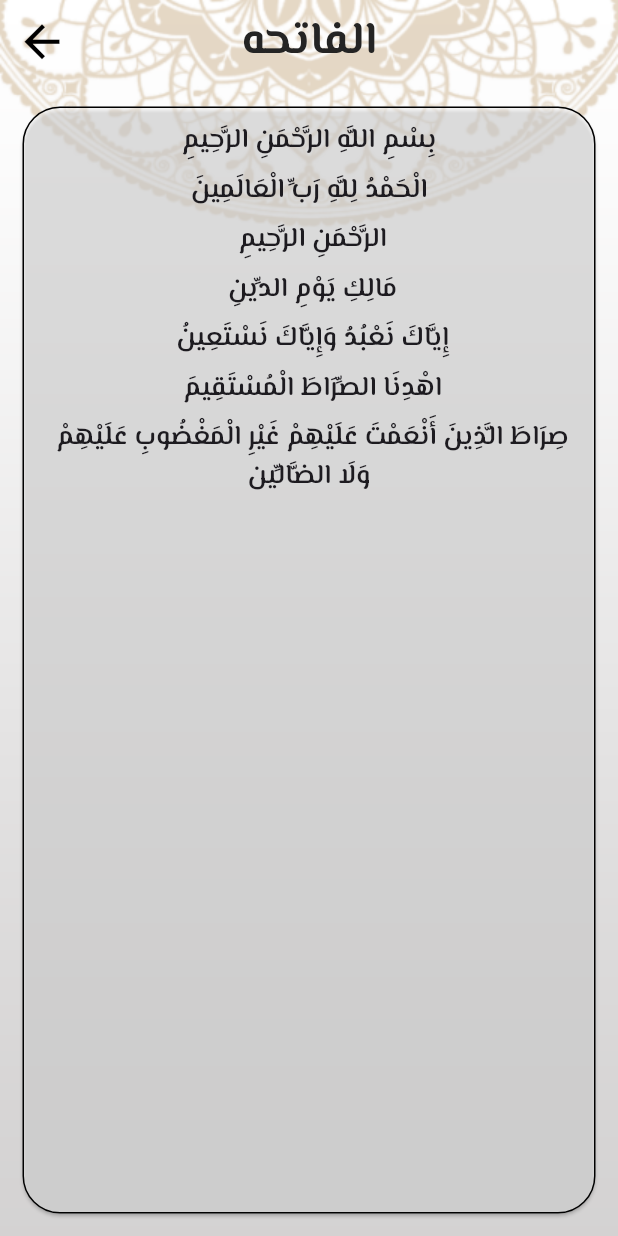
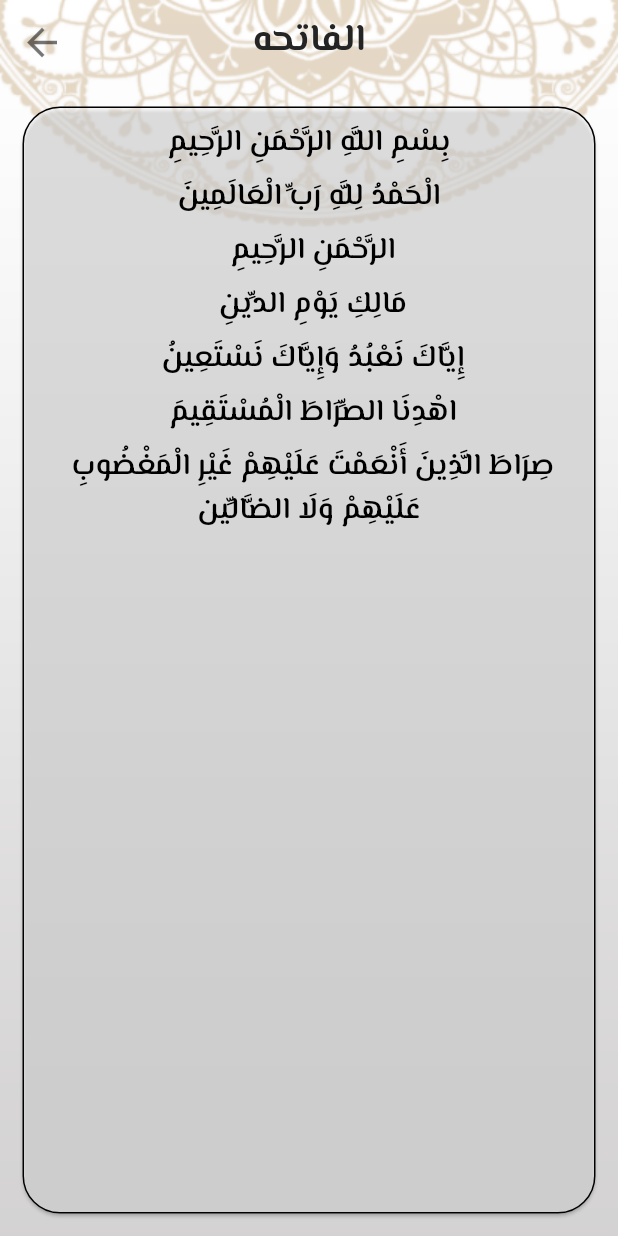
Before and after one commit to mo-kishk-123/Islami-App, a Flutter app: the screen it shows after launch, after a tap on "الفاتحه", on a phone screen of 412 x 824 dp. Run offline on Flutter 3.47's test engine with Material 3 defaults, Android fonts, the phone set to English and light mode, and no system bars; our stand-ins replace google_fonts.

Commit message:
finished from sebha & soura & Theme & half of ahadeth

```diff
--- a/lib/Home/home.dart
+++ b/lib/Home/home.dart
@@ -27,32 +27,12 @@ class _HomeState extends State<Home> {
               image: AssetImage("assets/images/default_bg.png"),
               fit: BoxFit.fill)),
       child: Scaffold(
-          backgroundColor: Colors.transparent,
           appBar: AppBar(
-            backgroundColor: Colors.transparent,
-            shadowColor: Colors.transparent,
-            title: Text("إسلامي",
-                style: GoogleFonts.elMessiri(
-                  color: Color(0xFF242424),
-                  fontSize: 30,
-                  fontWeight: FontWeight.w700,
-                )),
-            centerTitle: true,
+            title: Text(
+              "إسلامي",
+            ),
           ),
           bottomNavigationBar: BottomNavigationBar(
-              type: BottomNavigationBarType.fixed,
-              backgroundColor: Color(0xFFB7935F),
-              showSelectedLabels: true,
-              showUnselectedLabels: false,
-              selectedFontSize: 15,
-              selectedItemColor: Colors.black,
-              unselectedItemColor: Colors.white,
-              unselectedIconTheme: IconThemeData(
-                size: 30,
-              ),
-              selectedIconTheme: IconThemeData(
-                size: 25,
-              ),
               currentIndex: index,
               onTap: (value) {
                 index = value;
--- a/lib/Home/tabs/ahadeth_tab.dart
+++ b/lib/Home/tabs/ahadeth_tab.dart
@@ -1,4 +1,5 @@
 import 'package:flutter/material.dart';
+import 'package:google_fonts/google_fonts.dart';
 
 class Ahadeth extends StatelessWidget {
   static const String routeName = "Ahadeth";
@@ -7,8 +8,27 @@ class Ahadeth extends StatelessWidget {
 
   @override
   Widget build(BuildContext context) {
-    return Scaffold(
-      backgroundColor: Colors.blueAccent,
+    return Column(
+      crossAxisAlignment: CrossAxisAlignment.stretch,
+      children: [
+        Container(
+            height: 175, child: Image.asset("assets/images/hadeth_logo.png")),
+        Divider(
+          thickness: 3,
+          color: Color(0xFFB7935F),
+        ),
+        Text("الأحاديث",
+            style: GoogleFonts.elMessiri(
+              color: Color(0xFF242424),
+              fontSize: 25,
+              fontWeight: FontWeight.w600,
+            ),
+            textAlign: TextAlign.center),
+        Divider(
+          thickness: 3,
+          color: Color(0xFFB7935F),
+        ),
+      ],
     );
   }
 }
--- a/lib/Home/tabs/quran_tab.dart
+++ b/lib/Home/tabs/quran_tab.dart
@@ -130,6 +130,7 @@ class QuranTab extends StatelessWidget {
     return Column(
       children: [
         Container(
+          height: 175,
             alignment: Alignment.center,
             child: Image.asset("assets/images/qur2an_screen_logo.png")),
         Divider(
@@ -137,11 +138,8 @@ class QuranTab extends StatelessWidget {
           color: Color(0xFFB7935F),
         ),
         Text("إسم السورة",
-            style: GoogleFonts.elMessiri(
-              color: Color(0xFF242424),
-              fontSize: 25,
-              fontWeight: FontWeight.w600,
-            )),
+            style: Theme.of(context).textTheme.bodyLarge
+        ),
         Divider(
           thickness: 3,
           color: Color(0xFFB7935F),
@@ -164,11 +162,7 @@ class QuranTab extends StatelessWidget {
                 child: Text(
                   suraNames[index],
                   textAlign: TextAlign.center,
-                  style: GoogleFonts.elMessiri(
-                    color: Color(0xFF242424),
-                    fontWeight: FontWeight.w400,
-                    fontSize: 25,
-                  ),
+                    style: Theme.of(context).textTheme.bodyMedium
                 ),
               );
             },
--- a/lib/main.dart
+++ b/lib/main.dart
@@ -1,10 +1,12 @@
 import 'package:flutter/material.dart';
+import 'package:google_fonts/google_fonts.dart';
 import 'package:islamy_app/Home/tabs/ahadeth_tab.dart';
 import 'package:islamy_app/Home/home.dart';
 import 'package:islamy_app/Home/tabs/quran_tab.dart';
 import 'package:islamy_app/Home/tabs/radio_tab.dart';
 import 'package:islamy_app/Home/tabs/sebha_tab.dart';
 import 'package:islamy_app/Home/tabs/setting_tab.dart';
+import 'package:islamy_app/my_them.dart';
 import 'package:islamy_app/sura_details.dart';
 
 void main() {
@@ -17,6 +19,9 @@ class MyApp extends StatelessWidget {
     // TODO: implement build
     return MaterialApp(
       debugShowCheckedModeBanner: false,
+      theme: MyThemData.lightThem,
+      darkTheme: MyThemData.darkThem,
+      themeMode: ThemeMode.light,
       initialRoute: Home.routeName,
       routes: {
         Home.routeName: (context) => Home(),
--- /dev/null
+++ b/lib/my_them.dart
@@ -0,0 +1,76 @@
+import 'package:flutter/material.dart';
+import 'package:google_fonts/google_fonts.dart';
+
+class MyThemData {
+  static ThemeData lightThem = ThemeData(
+    scaffoldBackgroundColor: Colors.transparent,
+    brightness: Brightness.light,
+    bottomNavigationBarTheme: BottomNavigationBarThemeData(
+      type: BottomNavigationBarType.fixed,
+      backgroundColor: Color(0xFFB7935F),
+      showSelectedLabels: true,
+      showUnselectedLabels: false,
+      selectedItemColor: Colors.black,
+      unselectedItemColor: Colors.white,
+      selectedLabelStyle: TextStyle(fontSize: 15),
+      unselectedIconTheme: IconThemeData(
+        size: 30,
+      ),
+      selectedIconTheme: IconThemeData(
+        size: 25,
+      ),
+    ),
+    appBarTheme: AppBarTheme(
+      backgroundColor: Colors.transparent,
+      centerTitle: true,
+      shadowColor: Colors.transparent,
+      titleTextStyle: GoogleFonts.elMessiri(
+        color: Color(0xFF242424),
+        fontSize: 25,
+        fontWeight: FontWeight.w700,
+      ),
+      iconTheme: IconThemeData(
+        color: Colors.black54,
+        size: 30,
+      ),
+    ),
+    textTheme: TextTheme(
+      bodySmall: GoogleFonts.elMessiri(
+        fontSize: 15,
+        color: Colors.black,
+        fontWeight: FontWeight.w500,
+      ),
+      bodyMedium: GoogleFonts.elMessiri(
+        fontSize: 20,
+        color: Colors.black,
+        fontWeight: FontWeight.w600,
+      ),
+      bodyLarge: GoogleFonts.elMessiri(
+        fontSize: 25,
+        color: Colors.black,
+        fontWeight: FontWeight.w700,
+      ),
+    ),
+
+
+  );
+
+
+  static ThemeData darkThem = ThemeData(
+    brightness: Brightness.dark,
+    appBarTheme: AppBarTheme(
+      backgroundColor: Colors.transparent,
+      centerTitle: true,
+      shadowColor: Colors.transparent,
+      titleTextStyle: GoogleFonts.elMessiri(
+        color: Color(0xFF242424),
+        fontSize: 25,
+        fontWeight: FontWeight.w700,
+      ),
+      iconTheme: IconThemeData(
+        color: Colors.black54,
+        size: 30,
+      ),
+    ),
+  );
+}
--- a/lib/sura_details.dart
+++ b/lib/sura_details.dart
@@ -26,39 +26,27 @@ class _SuraDetailsScreenState extends State<SuraDetailsScreen> {
         Image.asset("assets/images/default_bg.png",
             width: double.infinity, height: double.infinity, fit: BoxFit.fill),
         Scaffold(
-          backgroundColor: Colors.transparent,
           appBar: AppBar(
-            leading: BackButton(color: Colors.black),
-            iconTheme: IconThemeData(size: 35),
-            backgroundColor: Colors.transparent,
-            shadowColor: Colors.transparent,
-            title: Text(model.name,
-                style: GoogleFonts.elMessiri(
-                  color: Color(0xFF242424),
-                  fontSize: 30,
-                  fontWeight: FontWeight.w700,
-                )),
-            centerTitle: true,
+            title: Text(
+              model.name,
+            ),
           ),
           body: Card(
             color: Colors.white38.withOpacity(.5),
             margin: EdgeInsets.all(15),
-            shape: OutlineInputBorder(
-              borderRadius: BorderRadius.circular(25)
-            ),
+            shape: OutlineInputBorder(borderRadius: BorderRadius.circular(25)),
             child: Padding(
               padding: const EdgeInsets.all(10),
               child: ListView.separated(
-                separatorBuilder: (context, index) => SizedBox(
-                  height: 7,
-                ),
+                  separatorBuilder: (context, index) => SizedBox(
+                        height: 7,
+                      ),
                   itemBuilder: (context, index) {
-                    return Text(verses[index],
-                    textAlign: TextAlign.center,
-                    style: GoogleFonts.elMessiri(
-                      fontSize: 18,
-                      fontWeight: FontWeight.w600,
-                    ),);
+                    return Text(
+                      verses[index],
+                      textAlign: TextAlign.center,
+                      style: Theme.of(context).textTheme.bodyMedium,
+                    );
                   },
                   itemCount: verses.length),
             ),
@@ -69,7 +57,7 @@ class _SuraDetailsScreenState extends State<SuraDetailsScreen> {
   }
 
   Future<void> loadFile(int index) async {
-    String sura = await rootBundle.loadString("assets/files/${index+1}.txt");
+    String sura = await rootBundle.loadString("assets/files/${index + 1}.txt");
     List<String> lines = sura.split("\n");
     verses = lines;
     print(lines);
```
